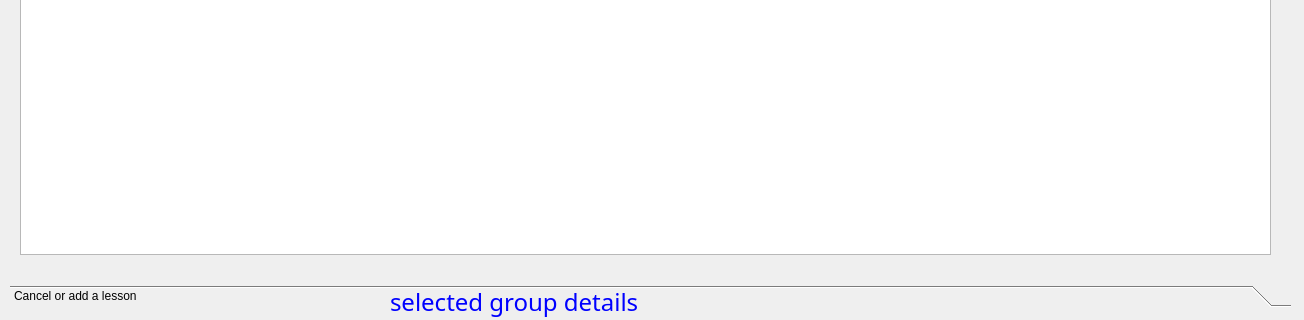
Old version of the form General/showgroupsdialog.ui in the repository MrRisoni/Gauss; both pictures show x 0 to 1304 and y 364 to 684 of the 1304 by 684 pixel window.
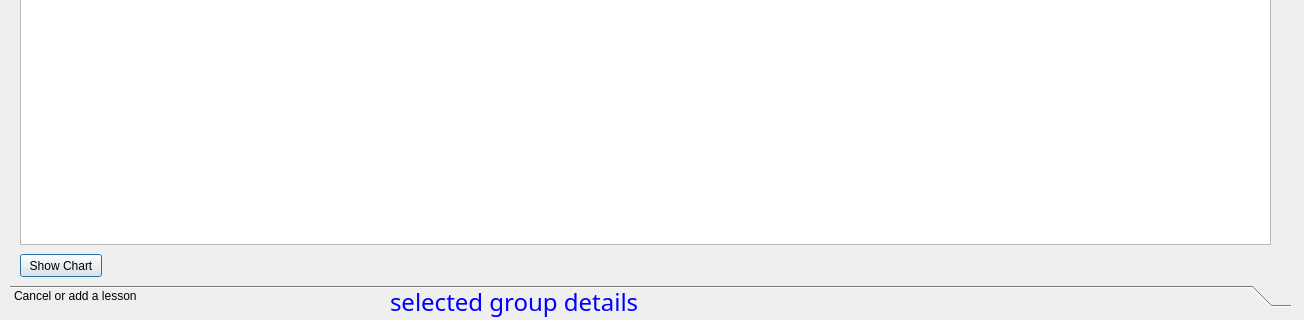
New version of the form. The open tabs and pages were chosen to show the change.

Commit message: update forms for charts

Patch:
```diff
--- a/General/showgroupsdialog.ui
+++ b/General/showgroupsdialog.ui
@@ -43,7 +43,7 @@
        <x>10</x>
        <y>10</y>
        <width>1251</width>
-       <height>571</height>
+       <height>561</height>
       </rect>
      </property>
      <property name="toolTip">
@@ -62,6 +62,19 @@
       <enum>QAbstractItemView::SelectRows</enum>
      </property>
     </widget>
+    <widget class="QPushButton" name="pushCharts">
+     <property name="geometry">
+      <rect>
+       <x>10</x>
+       <y>580</y>
+       <width>82</width>
+       <height>23</height>
+      </rect>
+     </property>
+     <property name="text">
+      <string>Show Chart</string>
+     </property>
+    </widget>
    </widget>
    <widget class="QWidget" name="page_2">
     <property name="geometry">
```
Left out of the diff: 2 changed lines with no effect on the pictures. The commit also changes 30 other files.
